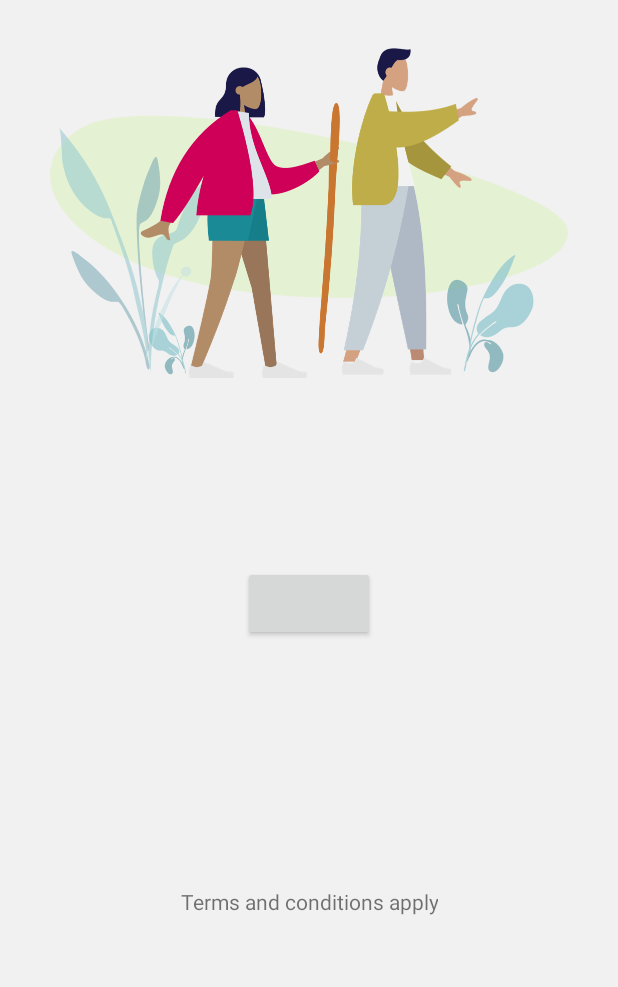
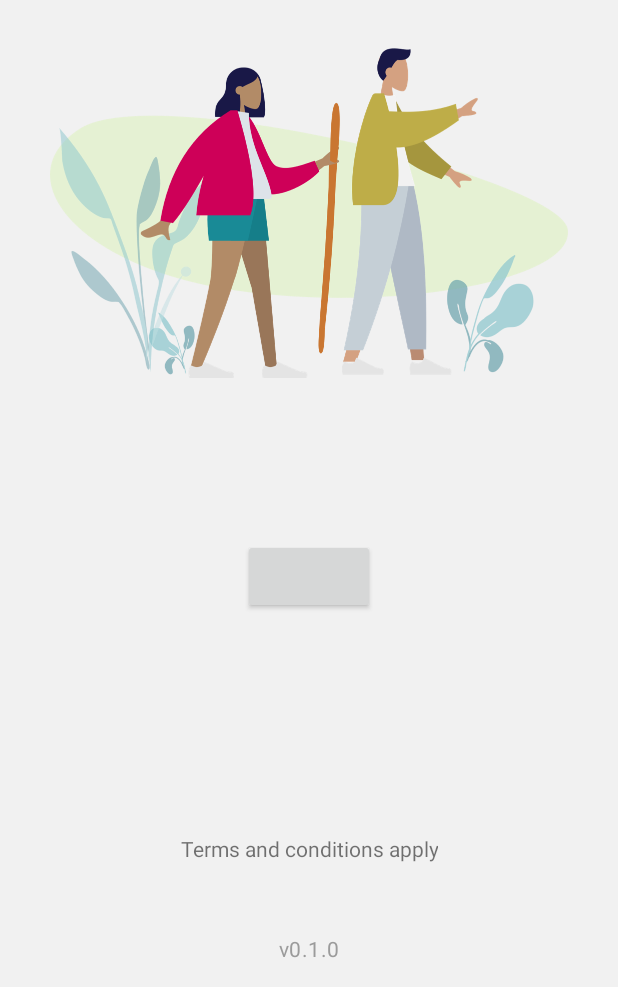
Before and after one commit to AgaKhanFoundation/WCF-android, an Android app: the layout fragment_login.xml on its own in the app's theme, with its tools: preview values and no code run, on a phone screen of 412 x 824 dp, the part 249-1236 px from its top. Run offline under Robolectric (Android 15) with nearby library versions, the phone set to English and light mode, and no system bars; plain views replace LoginButton; Roboto replaces fonts that are not available here.

Commit message:
Show app version on login view

```diff
--- a/app/src/main/java/com/android/wcf/login/LoginFragment.java
+++ b/app/src/main/java/com/android/wcf/login/LoginFragment.java
@@ -9,10 +9,12 @@ import android.util.Log;
 import android.view.LayoutInflater;
 import android.view.View;
 import android.view.ViewGroup;
+import android.widget.TextView;
 
 import androidx.annotation.NonNull;
 import androidx.annotation.Nullable;
 
+import com.android.wcf.BuildConfig;
 import com.android.wcf.R;
 import com.android.wcf.base.BaseFragment;
 import com.android.wcf.helper.SharedPreferencesUtil;
@@ -100,6 +102,9 @@ public class LoginFragment extends BaseFragment implements LoginMvp.View {
                 host.showTermsAndConditions();
             }
         });
+        TextView appVersionTv = view.findViewById(R.id.app_version);
+        appVersionTv.setText("v" + BuildConfig.VERSION_NAME);
+
 
         loginButton.setPermissions(Arrays.asList(PUBLIC_PROFILE));
 
--- a/app/src/main/res/layout/fragment_login.xml
+++ b/app/src/main/res/layout/fragment_login.xml
@@ -53,6 +53,17 @@
         android:layout_marginBottom="@dimen/spacing_large"
         app:layout_constraintStart_toStartOf="parent"
         app:layout_constraintEnd_toEndOf="parent"
-        app:layout_constraintBottom_toBottomOf="parent"/>
+        app:layout_constraintBottom_toTopOf="@+id/app_version"/>
+
+    <TextView
+        android:id="@+id/app_version"
+        android:layout_width="wrap_content"
+        android:layout_height="wrap_content"
+        android:layout_marginBottom="@dimen/spacing_normal"
+        android:textAppearance="@style/TextAppearance.WCF.Body2.Dim"
+        app:layout_constraintEnd_toEndOf="parent"
+        app:layout_constraintStart_toStartOf="parent"
+        app:layout_constraintBottom_toBottomOf="parent"
+        tools:text="v0.1.0"/>
 
 </androidx.constraintlayout.widget.ConstraintLayout>
```
